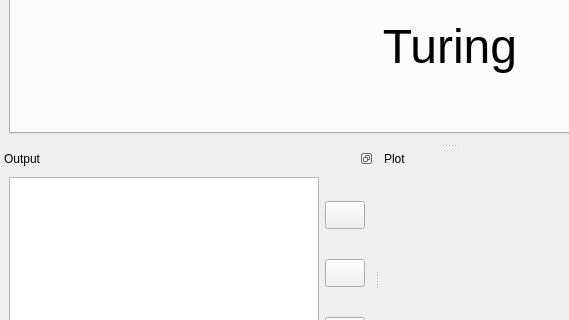
Above: src/forms/ui_mainwindow.ui from TuringApp/Turing before the change; both pictures show x 0 to 569 and y 282 to 602 of the 900 by 713 pixel window. Below: the same form after it.
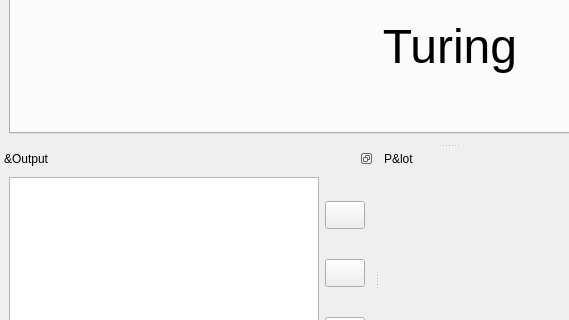
That is the form after the change. Icons and pictures are not drawn.

Commit message: changed the check for versions to be non-automatic

```diff
--- a/src/forms/ui_mainwindow.ui
+++ b/src/forms/ui_mainwindow.ui
@@ -858,7 +858,7 @@
     <set>QDockWidget::DockWidgetFloatable|QDockWidget::DockWidgetMovable</set>
    </property>
    <property name="windowTitle">
-    <string>Output</string>
+    <string>&amp;Output</string>
    </property>
    <attribute name="dockWidgetArea">
     <number>8</number>
@@ -1010,7 +1010,7 @@
     <set>QDockWidget::DockWidgetFloatable|QDockWidget::DockWidgetMovable</set>
    </property>
    <property name="windowTitle">
-    <string>Plot</string>
+    <string>P&amp;lot</string>
    </property>
    <attribute name="dockWidgetArea">
     <number>8</number>
```
Left out of the diff: 98 changed lines with no effect on the pictures. The commit also changes 2 other files.
